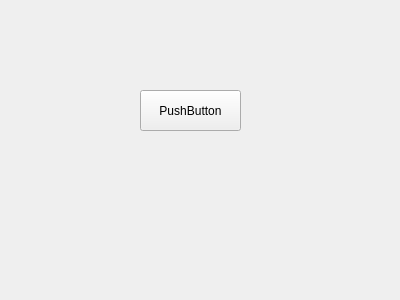
This is mapwindow.ui in Molodid-Tyshchenko/qt-monopoly- as Qt 5 draws it before an edit. The edited form follows.
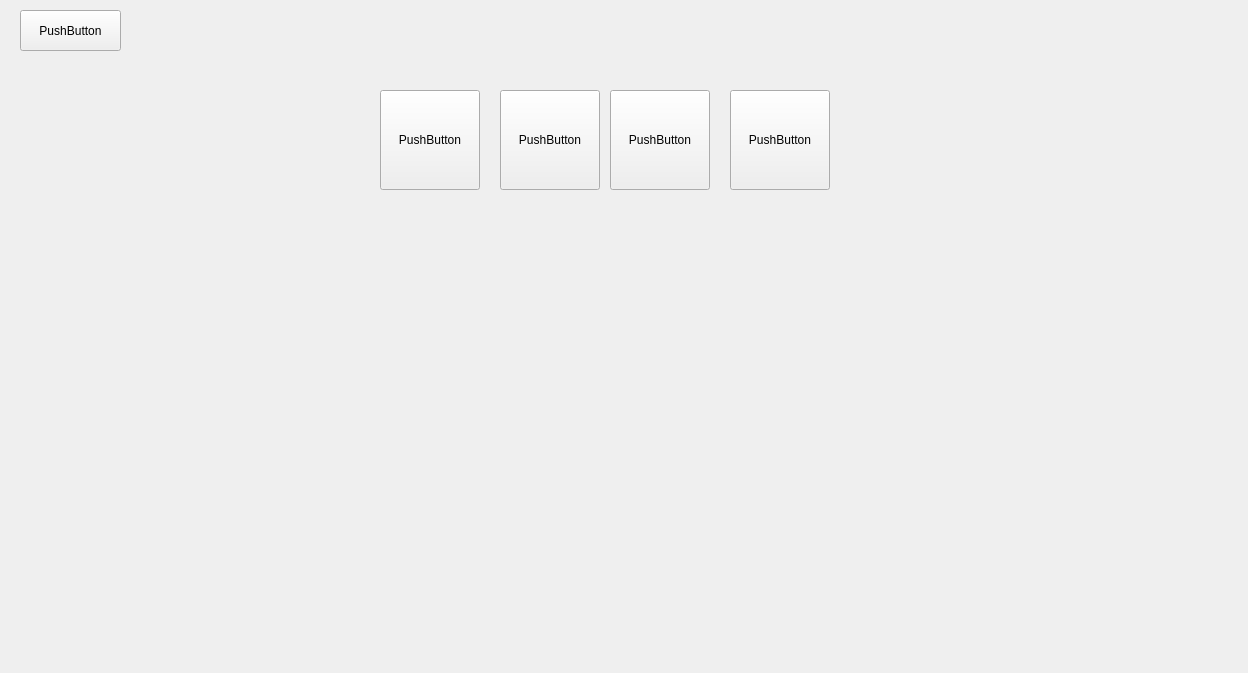
This is the edited form.

Diff of the .ui file:
```diff
--- a/mapwindow.ui
+++ b/mapwindow.ui
@@ -6,8 +6,8 @@
    <rect>
     <x>0</x>
     <y>0</y>
-    <width>400</width>
-    <height>300</height>
+    <width>1248</width>
+    <height>673</height>
    </rect>
   </property>
   <property name="windowTitle">
@@ -16,8 +16,8 @@
   <widget class="QPushButton" name="pushButton">
    <property name="geometry">
     <rect>
-     <x>140</x>
-     <y>90</y>
+     <x>20</x>
+     <y>10</y>
      <width>101</width>
      <height>41</height>
     </rect>
@@ -26,6 +26,70 @@
     <string>PushButton</string>
    </property>
   </widget>
+  <widget class="QPushButton" name="pushButton_2">
+   <property name="geometry">
+    <rect>
+     <x>380</x>
+     <y>90</y>
+     <width>100</width>
+     <height>100</height>
+    </rect>
+   </property>
+   <property name="text">
+    <string>PushButton</string>
+   </property>
+   <property name="checkable">
+    <bool>false</bool>
+   </property>
+  </widget>
+  <widget class="QPushButton" name="pushButton_3">
+   <property name="geometry">
+    <rect>
+     <x>500</x>
+     <y>90</y>
+     <width>100</width>
+     <height>100</height>
+    </rect>
+   </property>
+   <property name="text">
+    <string>PushButton</string>
+   </property>
+   <property name="checkable">
+    <bool>false</bool>
+   </property>
+  </widget>
+  <widget class="QPushButton" name="pushButton_4">
+   <property name="geometry">
+    <rect>
+     <x>610</x>
+     <y>90</y>
+     <width>100</width>
+     <height>100</height>
+    </rect>
+   </property>
+   <property name="text">
+    <string>PushButton</string>
+   </property>
+   <property name="checkable">
+    <bool>false</bool>
+   </property>
+  </widget>
+  <widget class="QPushButton" name="pushButton_5">
+   <property name="geometry">
+    <rect>
+     <x>730</x>
+     <y>90</y>
+     <width>100</width>
+     <height>100</height>
+    </rect>
+   </property>
+   <property name="text">
+    <string>PushButton</string>
+   </property>
+   <property name="checkable">
+    <bool>false</bool>
+   </property>
+  </widget>
  </widget>
  <resources/>
  <connections/>
```
